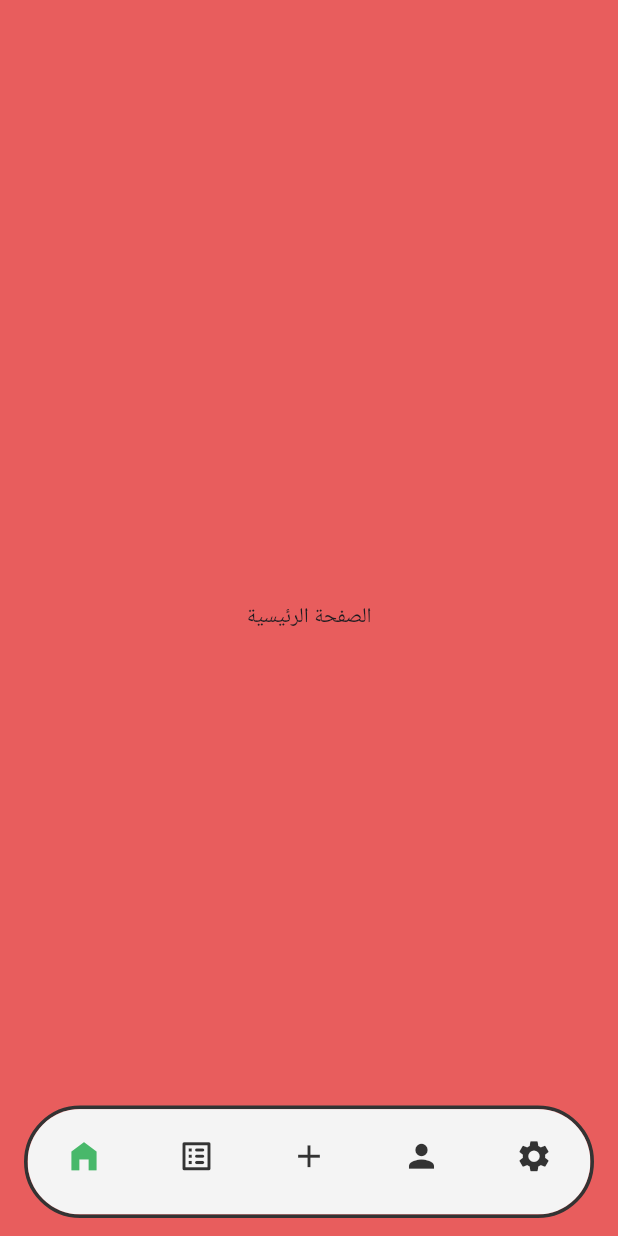
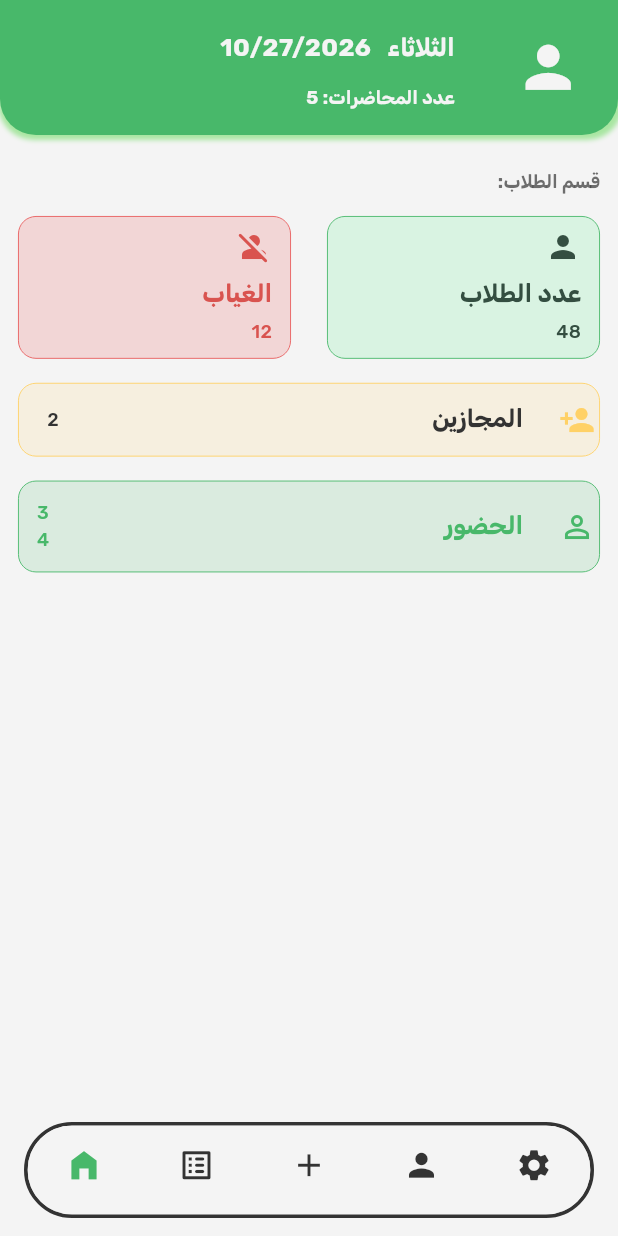
Before and after one commit to auth-hu/techer, a Flutter app: the screen it shows after launch, on a phone screen of 412 x 824 dp. Run offline on Flutter 3.47's test engine with Material 3 defaults, Android fonts, the phone set to English and light mode, and no system bars; our stand-ins replace google_fonts.

Commit message:
compleate studint section

```diff
--- a/lib/const/mmunes.dart
+++ b/lib/const/mmunes.dart
@@ -1,11 +1,11 @@
 
 import 'package:flutter/material.dart';
-import 'package:techer/const/color.dart';
+import 'package:techer/phone/veiw/home/487/pages/shorcat.dart';
 
 int homeSelectIndex = 0;
 
 final List<Widget> homePages = [
-  Scaffold(backgroundColor: red, body: Center(child: Container(decoration: BoxDecoration(color: red), child: Text("الصفحة الرئيسية")),)),
+  Shorcat(),
   Center(child: Text("القوائم"),),
   Center(child: Text("اضافة"),),
   Center(child: Text("الطلاب"),),
--- a/lib/phone/veiw/home/487/component/bottommune.dart
+++ b/lib/phone/veiw/home/487/component/bottommune.dart
@@ -14,7 +14,7 @@ class _BottommuneState extends State<Bottommune> {
   @override
   Widget build(BuildContext context) {
     return Container(
-      height: 75,
+      height: 64,
       margin: EdgeInsets.symmetric(vertical: 12, horizontal: 16),
       decoration: BoxDecoration(
         borderRadius: BorderRadiusGeometry.circular(100),
--- /dev/null
+++ b/lib/phone/veiw/home/487/component/cardhome.dart
@@ -0,0 +1,77 @@
+import 'package:flutter/material.dart';
+import 'package:google_fonts/google_fonts.dart';
+import 'package:techer/const/color.dart';
+
+class Cardhome extends StatefulWidget {
+  final double widthscreen;
+  final double borderWight;
+  final Color mainColor;
+  final Color borderColor;
+  final Color iconColor;
+  final Color titleColor;
+  final Color subTitleColor;
+  final IconData icon;
+  final String title;
+  final String subTitle;
+  final Function()? onTap;
+  const Cardhome({super.key,required this.titleColor, required this.subTitleColor, required this.title, required this.subTitle, required this.iconColor, required this.icon, required this.borderWight, required this.widthscreen, required this.onTap, required this.mainColor, required this.borderColor});
+
+  @override
+  State<Cardhome> createState() => _CardhomeState();
+}
+
+class _CardhomeState extends State<Cardhome> {
+  @override
+  Widget build(BuildContext context) {
+    return InkWell(
+      hoverColor: red.withValues(alpha: 0),
+      onTap: widget.onTap,
+      child: Container(
+        alignment: Alignment.centerRight,
+        margin: EdgeInsets.symmetric(vertical: 8, horizontal: 12),
+        decoration: BoxDecoration(
+          borderRadius: BorderRadius.circular(12),
+          color: widget.mainColor,
+          border: Border.all(color: widget.borderColor, width: widget.borderWight),
+        ),
+        child: Column(
+          children: [
+            Container(
+              alignment: Alignment.centerRight,
+              margin: EdgeInsets.only(top: 8, bottom: 4, right: 12),
+              child: Icon(
+                widget.icon,
+                color: widget.iconColor,
+                weight: 15,
+              ),
+            ),
+            Container(
+              alignment: Alignment.centerRight,
+              margin: EdgeInsets.symmetric(vertical: 4, horizontal: 12),
+              child: Text(
+                widget.title,
+                style: GoogleFonts.rubik(
+                  fontWeight: FontWeight.bold,
+                  color: widget.titleColor,
+                  fontSize: widget.widthscreen * 0.04,
+                ),
+              ),
+            ),
+            Container(
+              alignment: Alignment.centerRight,
+              margin: EdgeInsets.only(right: 12, bottom: 8),
+              child: Text(
+                widget.subTitle,
+                style: GoogleFonts.rubik(
+                  fontWeight: FontWeight.w500,
+                  color: widget.subTitleColor,
+                  fontSize: widget.widthscreen * 0.03,
+                ),
+              ),
+            ),
+          ],
+        ),
+      ),
+    );
+  }
+}
--- /dev/null
+++ b/lib/phone/veiw/home/487/component/cardhomesec.dart
@@ -0,0 +1,89 @@
+import 'package:flutter/material.dart';
+import 'package:google_fonts/google_fonts.dart';
+import 'package:techer/const/color.dart';
+
+class Cardhomesec extends StatefulWidget {
+  final double widthscreen;
+  final double borderWight;
+  final Color mainColor;
+  final Color borderColor;
+  final Color iconColor;
+  final Color titleColor;
+  final Color subTitleColor;
+  final IconData icon;
+  final String title;
+  final String subTitle;
+  final Function()? onTap;
+  const Cardhomesec({super.key,required this.titleColor, required this.subTitleColor, required this.title, required this.subTitle, required this.iconColor, required this.icon, required this.borderWight, required this.widthscreen, required this.onTap, required this.mainColor, required this.borderColor});
+
+  @override
+  State<Cardhomesec> createState() => _CardhomesecState();
+}
+
+class _CardhomesecState extends State<Cardhomesec> {
+  @override
+  Widget build(BuildContext context) {
+    return InkWell(
+      hoverColor: red.withValues(alpha: 0),
+      onTap: widget.onTap,
+      child: Container(
+        alignment: Alignment.centerRight,
+        margin: EdgeInsets.symmetric(vertical: 8, horizontal: 12),
+        decoration: BoxDecoration(
+          borderRadius: BorderRadius.circular(12),
+          color: widget.mainColor,
+          border: Border.all(color: widget.borderColor, width: widget.borderWight),
+        ),
+        child: Row(
+          children: [
+            Expanded(
+              flex: 1,
+              child: Container(
+                alignment: Alignment.centerRight,
+                margin: EdgeInsets.symmetric(vertical: 12, horizontal: 12),
+                child: Text(
+                  widget.subTitle,
+                  style: GoogleFonts.rubik(
+                    fontWeight: FontWeight.w500,
+                    color: widget.subTitleColor,
+                    fontSize: widget.widthscreen * 0.03,
+                  ),
+                ),
+              ),
+            ),
+
+            Expanded(
+              flex: 8,
+              child: Container(
+                alignment: Alignment.centerRight,
+                margin: EdgeInsets.symmetric(vertical: 12, horizontal: 12),
+                child: Text(
+                  widget.title,
+                  style: GoogleFonts.rubik(
+                    fontWeight: FontWeight.bold,
+                    color: widget.titleColor,
+                    fontSize: widget.widthscreen * 0.04,
+                  ),
+                ),
+              ),
+            ),
+
+            Expanded(
+              flex: 1,
+              child: Container(
+                alignment: Alignment.centerRight,
+                margin: EdgeInsets.symmetric(vertical: 12, horizontal: 12),
+                child: Icon(
+                  widget.icon,
+                  color: widget.iconColor,
+                  weight: 15,
+                ),
+              ),
+            ),
+          ],
+        ),
+      ),
+
+    );
+  }
+}
--- /dev/null
+++ b/lib/phone/veiw/home/487/component/header.dart
@@ -0,0 +1,80 @@
+import 'package:flutter/material.dart';
+import 'package:google_fonts/google_fonts.dart';
+import 'package:techer/const/color.dart';
+
+class Header extends StatefulWidget {
+  final double widthscreen;
+  const Header({super.key, required this.widthscreen});
+
+  @override
+  State<Header> createState() => _HeaderState();
+}
+
+class _HeaderState extends State<Header> {
+  @override
+  Widget build(BuildContext context) {
+    return Container(
+      margin: EdgeInsets.all(0),
+      width: double.infinity,
+      alignment: Alignment.centerRight,
+      height: 90,
+      decoration: BoxDecoration(
+        color: secgreen,
+        borderRadius: BorderRadius.only(bottomLeft: Radius.circular(24), bottomRight: Radius.circular(24)),
+        boxShadow: [
+          BoxShadow(
+            color: lightgreen,
+            offset: Offset(1, 1),
+            blurRadius: 2,
+            spreadRadius: 2
+          )
+        ]
+      ),
+      child: Row(
+        mainAxisAlignment: MainAxisAlignment.end,
+        crossAxisAlignment: CrossAxisAlignment.center,
+        children: [
+          Container(
+            margin: EdgeInsets.all(0),
+            child: Column(
+              mainAxisAlignment: MainAxisAlignment.center,
+              crossAxisAlignment: CrossAxisAlignment.end,
+              children: [
+                Container(
+                  margin: EdgeInsets.symmetric(vertical: 8, horizontal: 16),
+                  alignment: Alignment.centerRight,
+                  child: Text(
+                    "الثلاثاء   10/27/2026",
+                    style: GoogleFonts.rubik(
+                      fontWeight: FontWeight.bold,
+                      color: white,
+                      fontSize: widget.widthscreen * .04
+                    ),
+                  ),
+                ),
+                Container(
+                  margin: EdgeInsets.symmetric(vertical: 4, horizontal: 16),
+                  alignment: Alignment.centerRight,
+                  child: Text(
+                    "5 :عدد المحاضرات",
+                    textAlign: TextAlign.end,
+                    style: GoogleFonts.rubik(
+                      fontWeight: FontWeight.bold,
+                      color: white,
+                      fontSize: widget.widthscreen * .03
+                    ),
+                  ),
+                ),
+              ],
+            ),
+          ),
+
+          Container(
+            margin: EdgeInsets.symmetric(vertical: 12, horizontal: 24),
+            child: Icon(Icons.person, size: 45, color: white,),
+          ),
+        ],
+      ),
+    );
+  }
+}
--- /dev/null
+++ b/lib/phone/veiw/home/487/component/infocart.dart
@@ -0,0 +1,113 @@
+import 'package:flutter/material.dart';
+import 'package:google_fonts/google_fonts.dart';
+import 'package:techer/const/color.dart';
+import 'package:techer/phone/veiw/home/487/component/cardhome.dart';
+import 'package:techer/phone/veiw/home/487/component/cardhomesec.dart';
+
+class Infocart extends StatefulWidget {
+  final double widthscreen;
+  const Infocart({super.key, required this.widthscreen});
+
+  @override
+  State<Infocart> createState() => _InfocartState();
+}
+
+class _InfocartState extends State<Infocart> {
+  @override
+  Widget build(BuildContext context) {
+    return Container(
+      margin: EdgeInsets.symmetric(vertical: 16),
+      child: Column(
+        children: [
+          Container(
+            width: double.infinity,
+            alignment: Alignment.centerRight,
+            margin: EdgeInsets.symmetric(vertical: 6, horizontal: 12),
+            child: Text(
+              ":قسم الطلاب",
+              style: GoogleFonts.rubik(
+                fontSize: widget.widthscreen * .03,
+                fontWeight: FontWeight.bold,
+                color: gray.withValues(alpha: .7)
+                ),
+            ),
+          ),
+          Row(
+            children: [
+              Expanded(
+                child: Column(
+                  children: [
+                    Cardhome(
+                      titleColor: secred,
+                      subTitleColor: secred,
+                      title: "الغياب",
+                      subTitle: "12",
+                      iconColor: secred,
+                      icon: Icons.person_off_rounded,
+                      borderWight: .6,
+                      widthscreen: widget.widthscreen,
+                      onTap: () {},
+                      mainColor: red.withValues(alpha: .2),
+                      borderColor: red,
+                    ),
+                  ],
+                ),
+              ),
+              Expanded(
+                child: Column(
+                  children: [
+                    Cardhome(
+                      titleColor: darkgreen,
+                      subTitleColor: darkgreen,
+                      title: "عدد الطلاب",
+                      subTitle: "48",
+                      iconColor: darkgreen,
+                      icon: Icons.person,
+                      borderWight: .6,
+                      widthscreen: widget.widthscreen,
+                      onTap: () {},
+                      mainColor: icegreen,
+                      borderColor: secgreen,
+                    ),
+                  ],
+                ),
+              ),
+            ],
+          ),
+
+          Column(
+            children: [
+              Cardhomesec(
+                icon: Icons.person_add,
+                iconColor: gold,
+                titleColor: gray,
+                subTitleColor: gray,
+                title: "المجازين",
+                subTitle: "2",
+                borderWight: .6,
+                widthscreen: widget.widthscreen,
+                onTap: () {},
+                mainColor: gold.withValues(alpha: .15),
+                borderColor: gold,
+              ),
+
+              Cardhomesec(
+                icon: Icons.person_outline,
+                iconColor: secgreen,
+                titleColor: secgreen,
+                subTitleColor: secgreen,
+                title: "الحضور",
+                subTitle: "34",
+                borderWight: .6,
+                widthscreen: widget.widthscreen,
+                onTap: () {},
+                mainColor: secgreen.withValues(alpha: .15),
+                borderColor: secgreen,
+              ),
+            ],
+          ),
+        ],
+      ),
+    );
+  }
+}
--- /dev/null
+++ b/lib/phone/veiw/home/487/pages/shorcat.dart
@@ -0,0 +1,36 @@
+import 'package:flutter/material.dart';
+import 'package:google_fonts/google_fonts.dart';
+import 'package:techer/const/color.dart';
+import 'package:techer/phone/veiw/home/487/component/header.dart';
+import 'package:techer/phone/veiw/home/487/component/infocart.dart';
+
+class Shorcat extends StatefulWidget {
+  const Shorcat({super.key});
+
+  @override
+  State<Shorcat> createState() => _ShorcatState();
+}
+
+class _ShorcatState extends State<Shorcat> {
+  @override
+  Widget build(BuildContext context) {
+    return Scaffold(
+      backgroundColor: white,
+      body: LayoutBuilder(
+        builder: (context, constraints) {
+          double widthscreen = constraints.maxWidth;
+          return SafeArea(
+            child: SingleChildScrollView(
+              child: Column(
+                children: [
+                  Header(widthscreen: widthscreen),
+                  Infocart(widthscreen: widthscreen,),
+                  ]
+                  ),
+            ),
+          );
+        },
+      ),
+    );
+  }
+}
```
